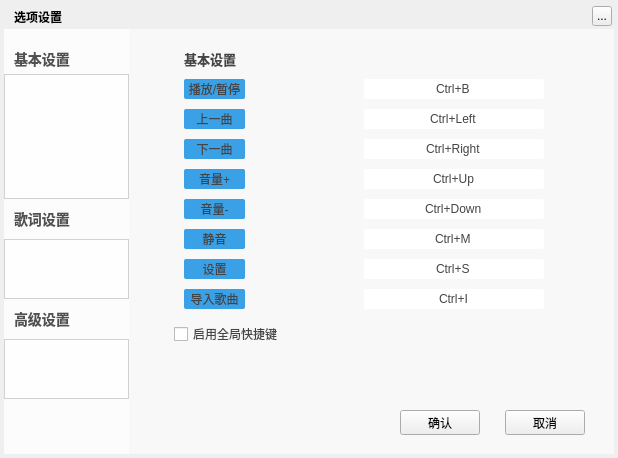
Greedysky/TTKMusicPlayer, file TTKCore/musicUiKits/musicWidgetKits/musicsettingwidget.ui: the form before one commit.
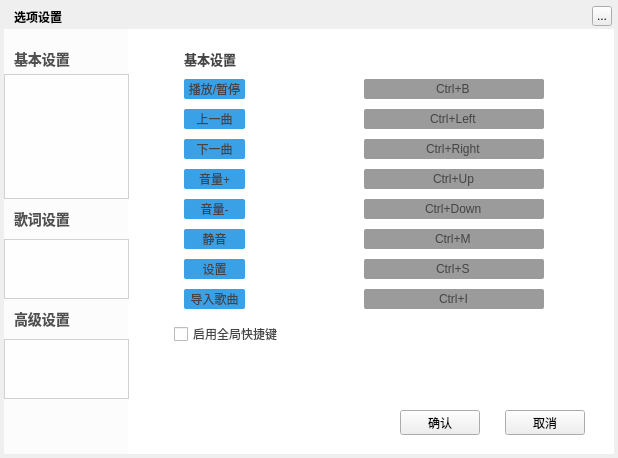
The form after the commit. The open tabs and pages were chosen to show the change. Custom widgets are drawn as their Qt base class.

The edit to the form file:
```diff
--- a/TTKCore/musicUiKits/musicWidgetKits/musicsettingwidget.ui
+++ b/TTKCore/musicUiKits/musicWidgetKits/musicsettingwidget.ui
@@ -312,7 +312,7 @@
       </rect>
      </property>
      <property name="styleSheet">
-      <string notr="true">background:white;border-radius:2px</string>
+      <string notr="true">background:rgba(0, 0, 0, 100);border-radius:2px</string>
      </property>
      <property name="text">
       <string>Ctrl+B</string>
@@ -350,7 +350,7 @@
       </rect>
      </property>
      <property name="styleSheet">
-      <string notr="true">background:white;border-radius:2px</string>
+      <string notr="true">background:rgba(0, 0, 0, 100);border-radius:2px</string>
      </property>
      <property name="text">
       <string>Ctrl+Left</string>
@@ -445,7 +445,7 @@
       </rect>
      </property>
      <property name="styleSheet">
-      <string notr="true">background:white;border-radius:2px</string>
+      <string notr="true">background:rgba(0, 0, 0, 100);border-radius:2px</string>
      </property>
      <property name="text">
       <string>Ctrl+Right</string>
@@ -464,7 +464,7 @@
       </rect>
      </property>
      <property name="styleSheet">
-      <string notr="true">background:white;border-radius:2px</string>
+      <string notr="true">background:rgba(0, 0, 0, 100);border-radius:2px</string>
      </property>
      <property name="text">
       <string>Ctrl+Up</string>
@@ -483,7 +483,7 @@
       </rect>
      </property>
      <property name="styleSheet">
-      <string notr="true">background:white;border-radius:2px</string>
+      <string notr="true">background:rgba(0, 0, 0, 100);border-radius:2px</string>
      </property>
      <property name="text">
       <string>Ctrl+Down</string>
@@ -502,7 +502,7 @@
       </rect>
      </property>
      <property name="styleSheet">
-      <string notr="true">background:white;border-radius:2px</string>
+      <string notr="true">background:rgba(0, 0, 0, 100);border-radius:2px</string>
      </property>
      <property name="text">
       <string>Ctrl+S</string>
@@ -521,7 +521,7 @@
       </rect>
      </property>
      <property name="styleSheet">
-      <string notr="true">background:white;border-radius:2px</string>
+      <string notr="true">background:rgba(0, 0, 0, 100);border-radius:2px</string>
      </property>
      <property name="text">
       <string>Ctrl+I</string>
@@ -591,7 +591,7 @@
       </rect>
      </property>
      <property name="styleSheet">
-      <string notr="true">background:white;border-radius:2px</string>
+      <string notr="true">background:rgba(0, 0, 0, 100);border-radius:2px</string>
      </property>
      <property name="text">
       <string>Ctrl+M</string>
@@ -2164,7 +2164,7 @@
     </rect>
    </property>
    <property name="styleSheet">
-    <string notr="true">background:rgba(255,255,255,150)</string>
+    <string notr="true">background:white;</string>
    </property>
   </widget>
   <zorder>background</zorder>
```
